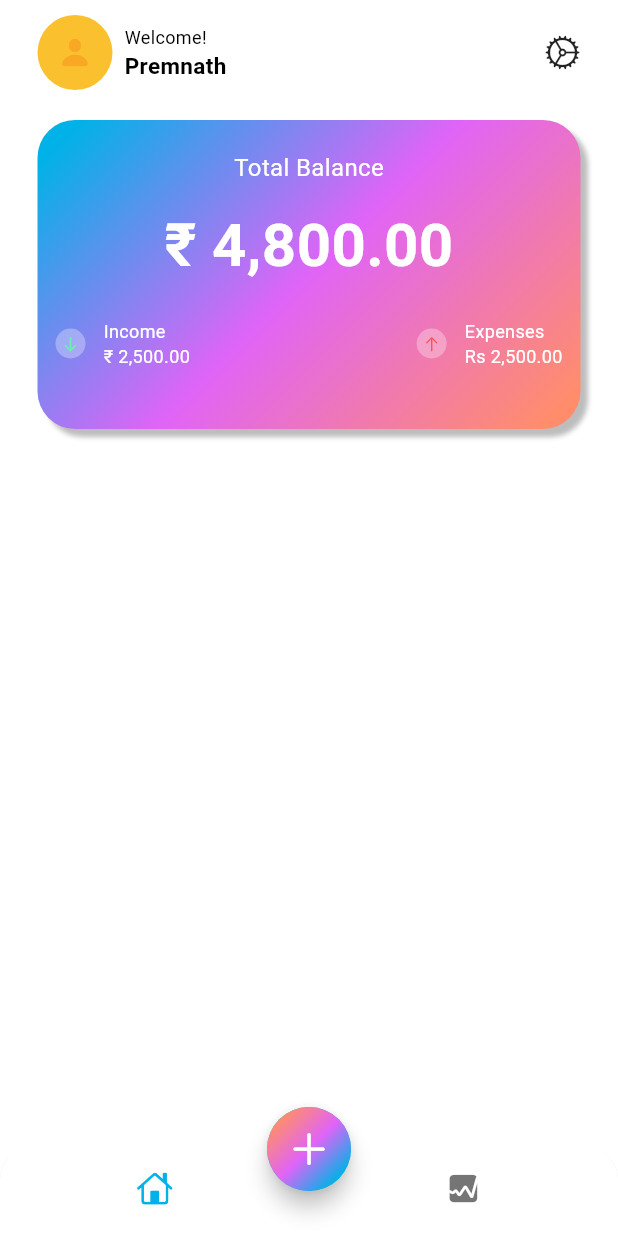
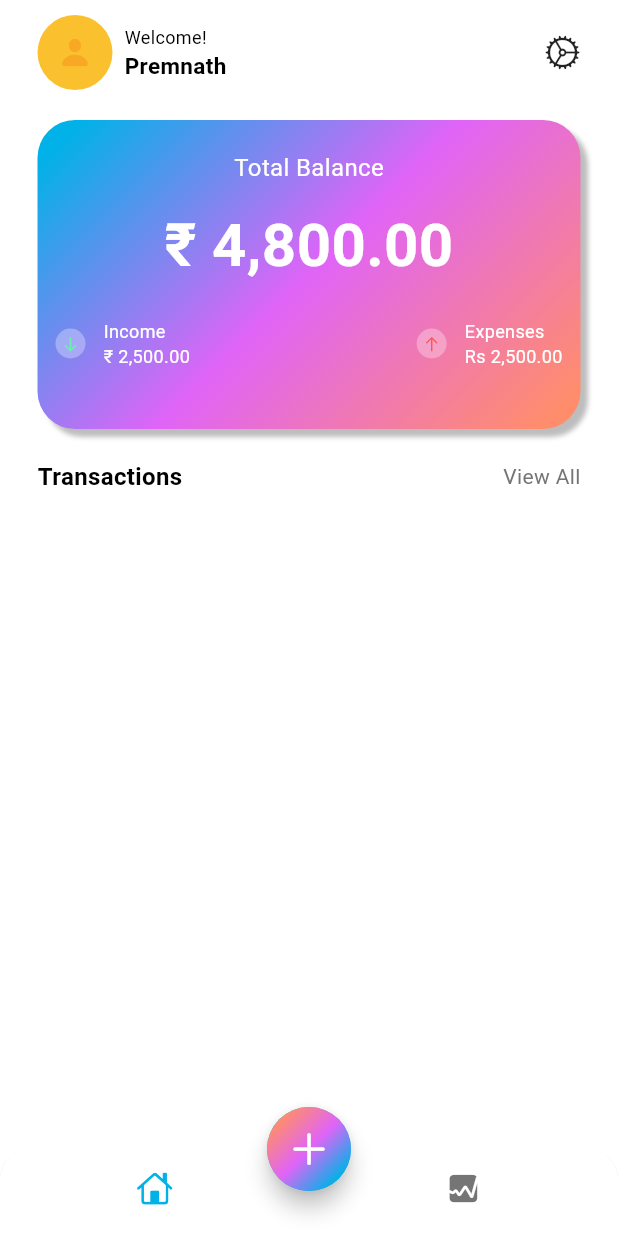
Before and after one commit to premnaththirumalaisamy/expenses_tracker, a Flutter app: the screen it shows after launch, on a phone screen of 412 x 824 dp. Run offline on Flutter 3.47's test engine with Material 3 defaults, Android fonts, the phone set to English and light mode, and no system bars.

Commit message:
Labels added

```diff
--- a/lib/screens/home/views/main_screen.dart
+++ b/lib/screens/home/views/main_screen.dart
@@ -183,7 +183,34 @@ class MainScreen extends StatelessWidget {
                   )
                 ],
               ),
-            )
+            ),
+            const SizedBox(height: 20,),
+            Row(
+              mainAxisAlignment: MainAxisAlignment.spaceBetween,
+              children: [
+                Text(
+                    'Transactions',
+                    style: TextStyle(
+                      fontWeight: FontWeight.bold,
+                      fontSize: 16,
+                      color: Theme.of(context).colorScheme.onBackground
+                    ),
+                ),
+                GestureDetector(
+                  onTap: (){
+
+                  },
+                  child: Text(
+                      'View All',
+                      style: TextStyle(
+                        fontSize: 14,
+                        color: Colors.grey.shade600
+                      ),
+                  ),
+                )
+              ],
+            ),
+
           ],
         ),
       ),
```
